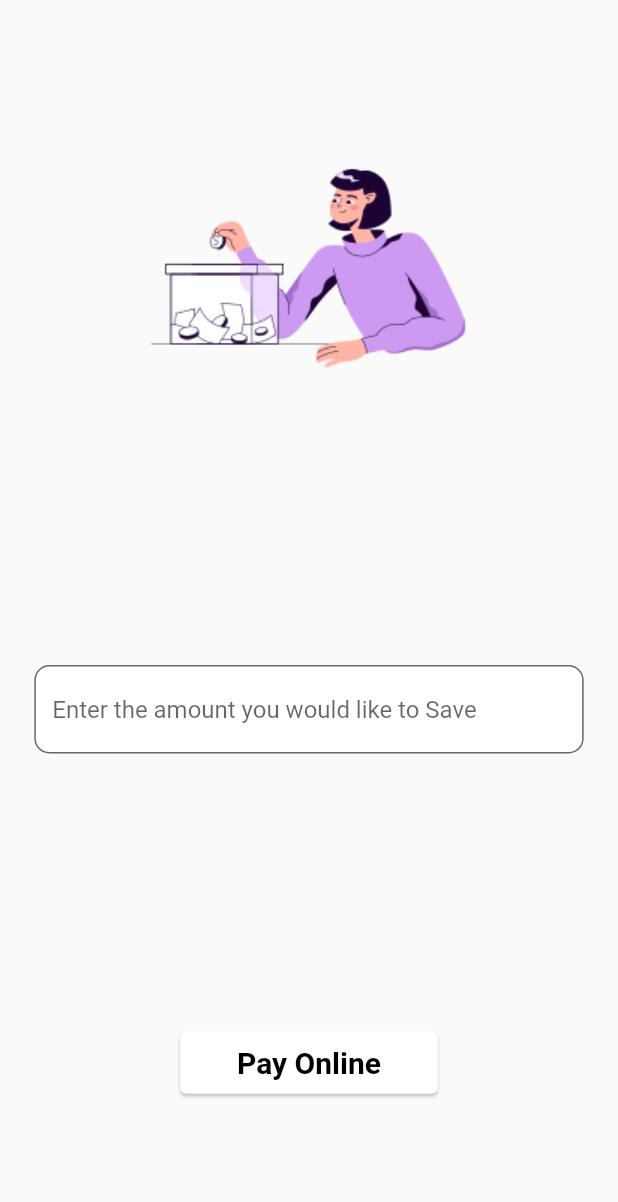
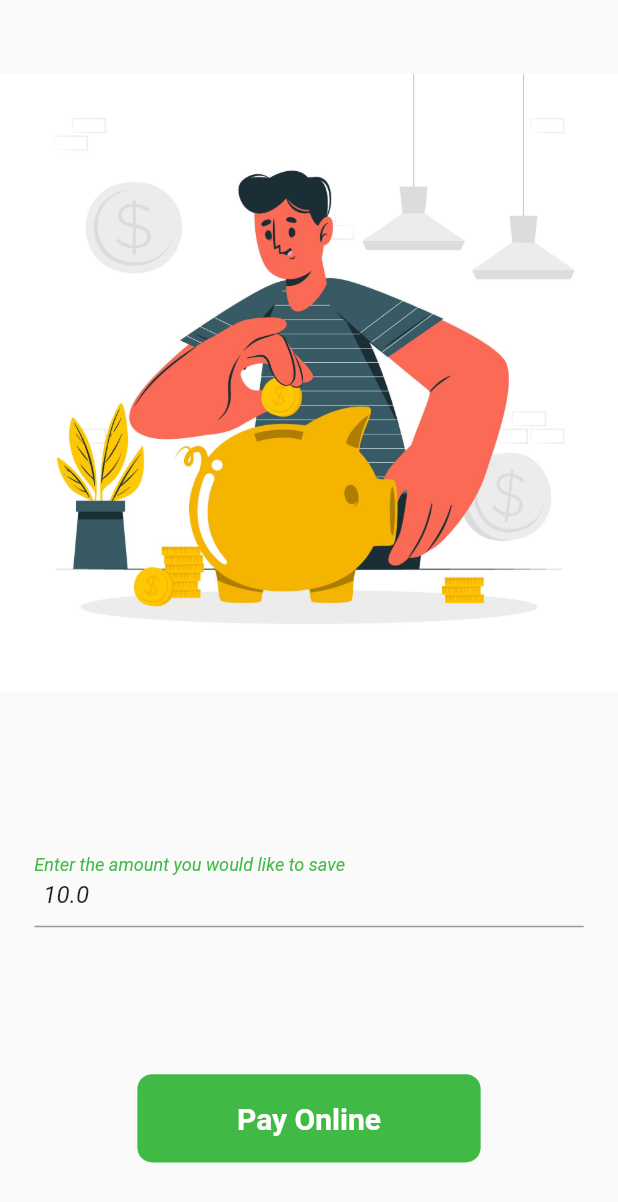
Before and after one commit to DHRUVA-N-L-CHOUDHARY/quit_for_good, a Flutter app: the screen it shows once a user with an empty profile is signed in, after a tap on "Transfer to you savings account", on a phone screen of 412 x 824 dp. Shown: the top 1202 px of the screen. Run offline on Flutter 3.47's test engine with Material 2 defaults, Android fonts, the phone set to English and light mode, and no system bars; our stand-ins replace cloud_firestore, firebase_auth, firebase_core, flutter_screenutil, fluttertoast, get and 2 more; missing offline and left inert: razorpay_flutter; accounts and stored records are empty; network calls fail; Roboto replaces fonts that are missing (BentonSans).

```diff
--- a/lib/utils/String.dart
+++ b/lib/utils/String.dart
@@ -3,3 +3,8 @@ const String donate = "assets/images/donate.png";
 const String profile = "assets/images/profile.png";
 const String community = "assets/images/community.png";
 const String donatengo = "assets/images/donte_ngo.png";
+const String applogo = "assets/images/danger-smoking-vector-social-media-design_609566-76-removebg-preview.png";
+const String savings = "assets/images/savings.jpg";
+const String lungssmk = "assets/images/lungs_smoking.jpg";
+const String dontcom = "assets/images/donation_commu.jpg";
+const String profileimg = "assets/images/profile_image_alt.png";
--- a/lib/views/Choose_type.dart
+++ b/lib/views/Choose_type.dart
@@ -3,6 +3,8 @@ import 'package:flutter/src/widgets/framework.dart';
 import 'package:flutter/src/widgets/placeholder.dart';
 import 'package:flutter_screenutil/flutter_screenutil.dart';
 import 'package:get/get.dart';
+import 'package:quit_for_good/utils/Colors.dart';
+import 'package:quit_for_good/utils/String.dart';
 import 'package:quit_for_good/views/Donation/donate_to_social_communites.dart';
 import 'package:quit_for_good/views/Transfer_amount_savings_screen.dart';
 import 'package:quit_for_good/widgets/custom_app_bar.dart';
@@ -19,8 +21,19 @@ class ChooseTypeScreen extends StatelessWidget {
       ),
       body: Center(
         child: Column(
-          mainAxisAlignment: MainAxisAlignment.center,
+          mainAxisAlignment: MainAxisAlignment.spaceAround,
           crossAxisAlignment: CrossAxisAlignment.center,
+          children: [
+            Text(
+              "Quit smoking today, start living tomorrow!",
+              style: TextStyle(
+                  color: Colors.black,
+                  fontWeight: FontWeight.bold,
+                  fontSize: 20,
+                  fontStyle: FontStyle.italic),
+            ),
+            Image.asset(lungssmk, width: 320.w,),
+            Column(
               children: [
                 typecard("Transfer to you savings account", () {
                   Get.to(() => TransferAmountSavingsScreen(
@@ -35,6 +48,8 @@ class ChooseTypeScreen extends StatelessWidget {
                 })
               ],
             ),
+          ],
+        ),
       ),
     );
   }
@@ -42,16 +57,19 @@ class ChooseTypeScreen extends StatelessWidget {
   Widget typecard(String inptxt, Function press) {
     return InkWell(
       onTap: press as void Function(),
-      child: Card(
-        child: SizedBox(
-          width: 150.w,
+      child: Padding(
+        padding: const EdgeInsets.all(10.0).w,
+        child: Container(
+          decoration: BoxDecoration(
+              borderRadius: BorderRadius.circular(10), color: kPrimaryColor),
+          width: 280.w,
           child: Padding(
             padding: const EdgeInsets.all(8.0).w,
             child: Text(
               inptxt,
               textAlign: TextAlign.center,
               style: TextStyle(
-                  color: Colors.black,
+                  color: kContrColor,
                   fontSize: 20,
                   fontWeight: FontWeight.bold),
             ),
--- a/lib/views/Login_screen.dart
+++ b/lib/views/Login_screen.dart
@@ -3,7 +3,7 @@ import 'package:flutter/material.dart';
 import 'package:flutter_screenutil/flutter_screenutil.dart';
 import 'package:get/get.dart';
 import 'package:google_sign_in/google_sign_in.dart';
-import 'package:quit_for_good/views/Navigation_screen.dart';
+import 'package:quit_for_good/utils/String.dart';
 import 'package:quit_for_good/views/homepage/screen/home.dart';
 import 'package:quit_for_good/widgets/custom_app_bar.dart';
 
@@ -62,8 +62,7 @@ class _LoginScreenState extends State<LoginScreen> {
             ),
           ),
           Center(
-              child: Image.network(
-                  "https://static.vecteezy.com/system/resources/previews/000/579/111/original/vector-logos-of-green-tree-leaf-ecology.jpg",)),
+              child: Image.asset(applogo)),
           GestureDetector(
             onTap: () async {
               bool isSuccess = await loginWithGoogle();
--- a/lib/views/Profile_screen.dart
+++ b/lib/views/Profile_screen.dart
@@ -1,6 +1,10 @@
 import 'package:cloud_firestore/cloud_firestore.dart';
 import 'package:firebase_auth/firebase_auth.dart';
 import 'package:flutter/material.dart';
+import 'package:flutter_screenutil/flutter_screenutil.dart';
+import 'package:quit_for_good/utils/Colors.dart';
+import 'package:quit_for_good/utils/String.dart';
+import 'package:quit_for_good/widgets/custom_app_bar.dart';
 
 class ProfileScreen extends StatelessWidget {
   const ProfileScreen({super.key});
@@ -8,8 +12,21 @@ class ProfileScreen extends StatelessWidget {
   @override
   Widget build(BuildContext context) {
     return Scaffold(
-      body: Column(
-        children: [profilesection()],
+      appBar: CustomAppBar(
+        title: "Quit for Good",
+        act: false,
+      ),
+      body: ListView(
+        children: [
+          profilesection(),
+          Row(
+            mainAxisAlignment: MainAxisAlignment.spaceEvenly,
+            children: [
+              balcont("2398479", "Donation", "420948"),
+              balcont("2398479", "Savings","37094"),
+            ],
+          )
+        ],
       ),
     );
   }
@@ -30,31 +47,56 @@ class ProfileScreen extends StatelessWidget {
                 children: [
                   // ignore: prefer_const_constructors
                   Text(
-                    "username",
+                    FirebaseAuth.instance.currentUser?.displayName ??
+                        "User name",
                     style: const TextStyle(
-                        fontSize: 25, fontWeight: FontWeight.bold),
+                        fontSize: 20,
+                        fontWeight: FontWeight.bold,
+                        letterSpacing: 0.0),
                     textAlign: TextAlign.left,
                   ),
                 ],
               ),
               const SizedBox(height: 10),
-              Text("email", style: TextStyle(fontSize: 15)),
+              Text("Email : ${FirebaseAuth.instance.currentUser?.email}",
+                  style: TextStyle(fontSize: 15)),
               const SizedBox(height: 8),
-              Text(
-                'Sponsor Name: sponsorname',
-                style: TextStyle(fontSize: 15),
-              ),
-              const SizedBox(height: 8),
-              const Text('Profile ID: 202210533',
-                  style: TextStyle(fontSize: 15)),
-              const SizedBox(height: 8)
             ],
           ),
           ClipOval(
             child: CircleAvatar(
                 radius: 30,
                 child: Image.network(
-                    "https://firebasestorage.googleapis.com/v0/b/freelanceproject-21af8.appspot.com/o/h2epcRjd9DQout5VGWy2mTkgCw63%2Fprofile_page_image_icon.png?alt=media&token=3b51e940-daaa-4140-8255-8c7c9d8b2a90")),
+                    FirebaseAuth.instance.currentUser?.photoURL ?? profileimg)),
+          )
+        ],
+      ),
+    );
+  }
+
+  Widget balcont(String bal, String amttype, String mthbal) {
+    return Container(
+      height: 100.h,
+      width: 160.w,
+      decoration: BoxDecoration(
+        color: kPrimaryColor,
+        borderRadius: BorderRadius.circular(10),
+      ),
+      child: Column(
+        mainAxisAlignment: MainAxisAlignment.center,
+        crossAxisAlignment: Cross,
+        children: [
+          Text(amttype, style: TextStyle(fontSize: 20, fontWeight: FontWeight.w600,color: kContrColor),),
+          SizedBox(
+            height: 10.h,
+          ),
+          Text(
+            "Balance:$bal",
+            style: TextStyle(fontSize: 14, fontWeight: FontWeight.w500, color: kContrColor),
+          ),
+          Text(
+            "Month's $amttype: $mthbal",
+            style: TextStyle(fontSize: 14, fontWeight: FontWeight.w500, color: kContrColor),
           )
         ],
       ),
--- a/lib/views/transfer_amount_savings_screen.dart
+++ b/lib/views/transfer_amount_savings_screen.dart
@@ -2,10 +2,12 @@ import 'dart:math';
 
 import 'package:flutter/material.dart';
 import 'package:flutter_screenutil/flutter_screenutil.dart';
+import 'package:get/get.dart';
 import 'package:quit_for_good/controllers/donation_controller.dart';
 import 'package:quit_for_good/controllers/savings_payment_controller.dart';
 import 'package:quit_for_good/models/Donation_payment_model.dart';
 import 'package:quit_for_good/models/Savings_payment_model.dart';
+import 'package:quit_for_good/utils/Colors.dart';
 import 'package:quit_for_good/utils/String.dart';
 import 'package:quit_for_good/widgets/custom_input_field.dart';
 import 'package:razorpay_flutter/razorpay_flutter.dart';
@@ -29,8 +31,18 @@ class TransferAmountSavingsScreen extends StatefulWidget {
 
 class _TransferAmountSavingsScreenState
     extends State<TransferAmountSavingsScreen> {
-  TextEditingController controller = TextEditingController();
+  TextEditingController _controller = TextEditingController();
+   final GlobalKey<FormState> detailskey = GlobalKey<FormState>();
 
+  void clear() {
+    _controller.clear();
+  }
+
+  @override
+  void dispose() {
+    super.dispose();
+    _controller.dispose();
+  }
   final _razorpay = Razorpay();
   String getCustomUniqueId() {
     const String pushChars =
@@ -72,13 +84,13 @@ class _TransferAmountSavingsScreenState
     _razorpay.on(Razorpay.EVENT_EXTERNAL_WALLET, _handleExternalWallet);
     super.initState();
   }
-
+  double valp = 0.0;
   void _handlePaymentSucess(PaymentSuccessResponse response) async {
     SavingsPaymentController controller = SavingsPaymentController();
     SavingsPaymentModel model = SavingsPaymentModel(
         amttrfs: widget.orderval.toString(),
         time: DateTime.now().toString(),
-        totalamttrs: widget.orderval.toString(),
+        totalamttrs: valp.toString(),
         trsid: getCustomUniqueId());
     await controller.addUserInfo(model);
   }
@@ -92,11 +104,14 @@ class _TransferAmountSavingsScreenState
   }
 
   void payonline() {
+    if(detailskey.currentState!.validate())
+    {
     var name = widget.nameoftitle;
     var phonenumber = widget.phonenumb;
+    final double valq = 10;
     var options = {
       'key': 'rzp_test_FBmQayuj43JfRI',
-      'amount': widget.orderval * 100.0,
+      'amount': valq * 100.0,
       'name': name,
       'description': widget.desc,
       'prefill': {'contact': phonenumber, 'email': 'lci2021014@iiitl.ac.in'}
@@ -107,24 +122,60 @@ class _TransferAmountSavingsScreenState
       debugPrint(e.toString());
     }
     }
+    else{
+      print("Error");
+    }
+  }
 
   @override
   Widget build(BuildContext context) {
     return Scaffold(
-      body: Column(
+      body: Form(
+        key: detailskey,
+        child: Column(
           mainAxisAlignment: MainAxisAlignment.spaceAround,
           children: [
-          Image.asset(donatengo),
+            Image.asset(savings),
             Padding(
               padding: const EdgeInsets.symmetric(horizontal: 20.0).w,
-            child: CustomInputField(
-                controller: controller,
-                hintText: "Enter the amount you would like to Save"),
+              child: TextFormField(
+                initialValue: widget.orderval.toString(),
+                onSaved: (value) {
+                  valp = double.parse(value ?? "0.0");
+                },
+                validator: (value) {
+                  if(value == null)
+                  {
+                    return "Enter Valid Value";
+                  }
+                  else{
+                    return null;
+                  }
+                },
+                style: TextStyle(fontStyle: FontStyle.italic),
+                decoration: InputDecoration(
+                  prefix: Container(width: 5.h,),
+                  labelText: "Enter the amount you would like to save",
+                  labelStyle: TextStyle(fontStyle: FontStyle.italic, color: kPrimaryColor),
+                  hintText: "Enter the amount",
+                  hintStyle: TextStyle(fontStyle: FontStyle.italic, color: kPrimaryColor),
+                  border: UnderlineInputBorder(
+                    borderSide: BorderSide(color: kPrimaryColor)
+                  )
+                ),
+              ),
+              // CustomInputField(
+              //     controller: _controller,
+              //     textInputType: TextInputType.number,
+              //     hintText: "Enter the amount you would like to Save"),
             ),
             paythrgh("Pay Online", () {
+               clear();
+                    FocusManager.instance.primaryFocus?.unfocus();
               payonline();
             }),
           ],
+        ),
       ),
     );
   }
@@ -132,19 +183,19 @@ class _TransferAmountSavingsScreenState
   Widget paythrgh(String inptxt, Function press) {
     return InkWell(
       onTap: press as void Function(),
-      child: Card(
-        child: SizedBox(
-          width: 150.w,
+      child: Container(
+         decoration: BoxDecoration(
+            borderRadius: BorderRadius.circular(10), color: kPrimaryColor),
+        width: 200.w,
         child: Padding(
-            padding: const EdgeInsets.all(8.0).w,
+          padding: const EdgeInsets.all(15.0).h,
           child: Text(
             inptxt,
             textAlign: TextAlign.center,
             style: TextStyle(
-                  color: Colors.black,
+                color: kContrColor,
                 fontSize: 20,
                 fontWeight: FontWeight.bold),
-            ),
           ),
         ),
       ),
--- a/lib/widgets/custom_app_bar.dart
+++ b/lib/widgets/custom_app_bar.dart
@@ -1,5 +1,6 @@
 import 'package:flutter/material.dart';
 import 'package:flutter_screenutil/flutter_screenutil.dart';
+import 'package:quit_for_good/utils/String.dart';
 
 class CustomAppBar extends StatelessWidget implements PreferredSizeWidget {
   final String title;
@@ -20,10 +21,23 @@ class CustomAppBar extends StatelessWidget implements PreferredSizeWidget {
           color: Colors.white,
         ),
       )  : Container(),
-      title: Text(
-        title,
-        style: TextStyle(
-            color: Colors.white, fontSize: 20, fontWeight: FontWeight.bold),
+      title: Row(
+        children: [
+          Padding(
+            padding: const EdgeInsets.all(8.0).w,
+            child: Container(
+              decoration: BoxDecoration(
+                borderRadius: BorderRadius.circular(10.0),
+              color: Colors.white,
+              ),
+              child: Image.asset(applogo, height: 40.0,width: 40.0,)),
+          ),
+          Text(
+            title,
+            style: TextStyle(
+                color: Colors.white, fontSize: 20, fontWeight: FontWeight.bold),
+          ),
+        ],
       ),
       elevation: 0.0,
     );
--- a/lib/widgets/custom_input_field.dart
+++ b/lib/widgets/custom_input_field.dart
@@ -44,6 +44,8 @@ class CustomInputField extends StatelessWidget {
         hintText: hintText,
         hintStyle: const TextStyle(
           fontFamily: "BentonSans",
+          fontSize: 16,
+          fontStyle: FontStyle.italic
         ),
         border: const OutlineInputBorder(
           borderRadius: BorderRadius.all(Radius.circular(10.0)),
```
Also changed, not shown: lib/views/Donation/Payment_option.dart (+27 -4 lines), lib/views/Donation/donate_to_social_communites.dart (+8 -2 lines), assets/images/danger-smoking-vector-social-media-design_609566-76-removebg-preview.png (added), assets/images/donation_commu.jpg (added), assets/images/donte_ngo.png, assets/images/lungs_smoking.jpg (added), assets/images/profile_image_alt.png (added), assets/images/savings.jpg (added). Lines whose indentation alone changed are shown as unchanged.
